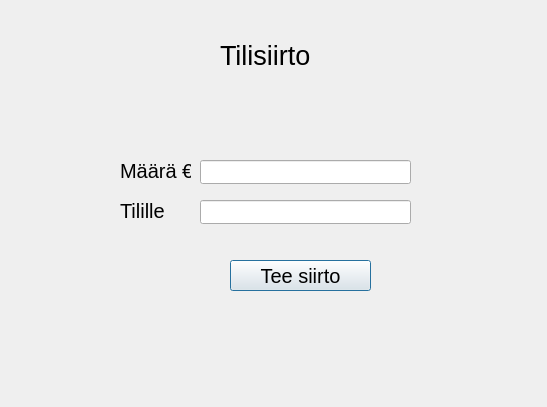
tvt24kmo-project/group_15, file bank-automat/transfer.ui: the form before one commit.
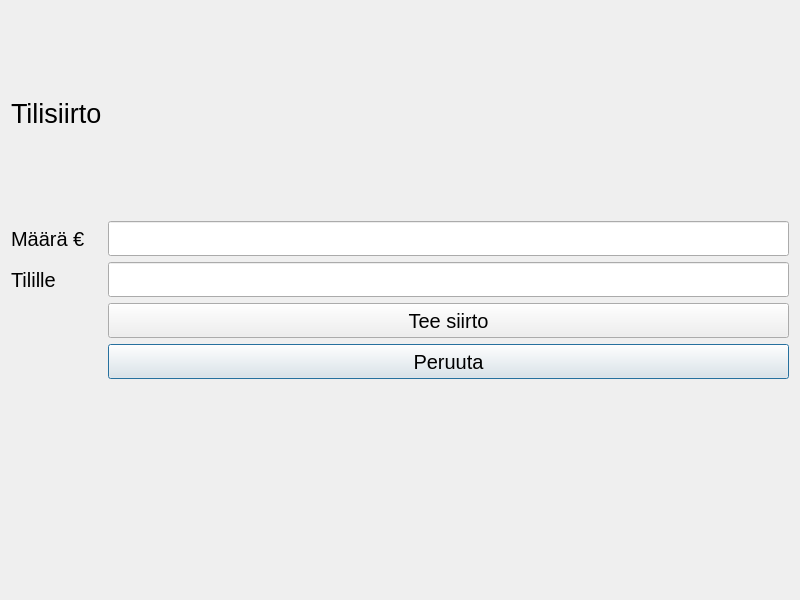
The form after the commit.

```diff
--- a/bank-automat/transfer.ui
+++ b/bank-automat/transfer.ui
@@ -6,22 +6,42 @@
    <rect>
     <x>0</x>
     <y>0</y>
-    <width>547</width>
-    <height>407</height>
+    <width>800</width>
+    <height>600</height>
    </rect>
   </property>
   <property name="windowTitle">
    <string>Dialog</string>
   </property>
+  <layout class="QGridLayout" name="gridLayout">
+   <item row="8" column="1">
+    <widget class="QPushButton" name="btnClose">
+     <property name="minimumSize">
+      <size>
+       <width>0</width>
+       <height>35</height>
+      </size>
+     </property>
+     <property name="font">
+      <font>
+       <pointsize>15</pointsize>
+       <bold>false</bold>
+      </font>
+     </property>
+     <property name="text">
+      <string>Peruuta</string>
+     </property>
+    </widget>
+   </item>
+   <item row="9" column="1">
+    <widget class="QLabel" name="labelTransferInfo">
+     <property name="text">
+      <string/>
+     </property>
+    </widget>
+   </item>
+   <item row="5" column="0">
   <widget class="QLabel" name="label_2">
-   <property name="geometry">
-    <rect>
-     <x>120</x>
-     <y>190</y>
-     <width>71</width>
-     <height>41</height>
-    </rect>
-   </property>
    <property name="font">
     <font>
      <pointsize>15</pointsize>
@@ -31,35 +51,47 @@
     <string>Tilille</string>
    </property>
   </widget>
+   </item>
+   <item row="5" column="1">
   <widget class="QLineEdit" name="lineReceiver">
-   <property name="geometry">
-    <rect>
-     <x>200</x>
-     <y>200</y>
-     <width>211</width>
-     <height>24</height>
-    </rect>
-   </property>
-  </widget>
+     <property name="minimumSize">
+      <size>
+       <width>0</width>
+       <height>35</height>
+      </size>
+     </property>
+    </widget>
+   </item>
+   <item row="7" column="1">
+    <widget class="QPushButton" name="btnCompleteTransfer">
+     <property name="minimumSize">
+      <size>
+       <width>0</width>
+       <height>35</height>
+      </size>
+     </property>
+     <property name="font">
+      <font>
+       <pointsize>15</pointsize>
+      </font>
+     </property>
+     <property name="text">
+      <string>Tee siirto</string>
+     </property>
+    </widget>
+   </item>
+   <item row="3" column="1">
   <widget class="QLineEdit" name="lineTransferAmount">
-   <property name="geometry">
-    <rect>
-     <x>200</x>
-     <y>160</y>
-     <width>211</width>
-     <height>24</height>
-    </rect>
-   </property>
-  </widget>
+     <property name="minimumSize">
+      <size>
+       <width>0</width>
+       <height>35</height>
+      </size>
+     </property>
+    </widget>
+   </item>
+   <item row="3" column="0">
   <widget class="QLabel" name="label">
-   <property name="geometry">
-    <rect>
-     <x>120</x>
-     <y>160</y>
-     <width>71</width>
-     <height>21</height>
-    </rect>
-   </property>
    <property name="font">
     <font>
      <pointsize>15</pointsize>
@@ -69,15 +101,9 @@
     <string>Määrä €</string>
    </property>
   </widget>
+   </item>
+   <item row="2" column="0">
   <widget class="QLabel" name="label_3">
-   <property name="geometry">
-    <rect>
-     <x>220</x>
-     <y>30</y>
-     <width>101</width>
-     <height>51</height>
-    </rect>
-   </property>
    <property name="font">
     <font>
      <pointsize>20</pointsize>
@@ -87,37 +113,8 @@
     <string>Tilisiirto</string>
    </property>
   </widget>
-  <widget class="QPushButton" name="btnCompleteTransfer">
-   <property name="geometry">
-    <rect>
-     <x>230</x>
-     <y>260</y>
-     <width>141</width>
-     <height>31</height>
-    </rect>
-   </property>
-   <property name="font">
-    <font>
-     <pointsize>15</pointsize>
-    </font>
-   </property>
-   <property name="text">
-    <string>Tee siirto</string>
-   </property>
-  </widget>
-  <widget class="QLabel" name="labelTransferInfo">
-   <property name="geometry">
-    <rect>
-     <x>200</x>
-     <y>230</y>
-     <width>331</width>
-     <height>16</height>
-    </rect>
-   </property>
-   <property name="text">
-    <string/>
-   </property>
-  </widget>
+   </item>
+  </layout>
  </widget>
  <resources/>
  <connections/>
```
Lines whose indentation alone changed are shown as unchanged.
